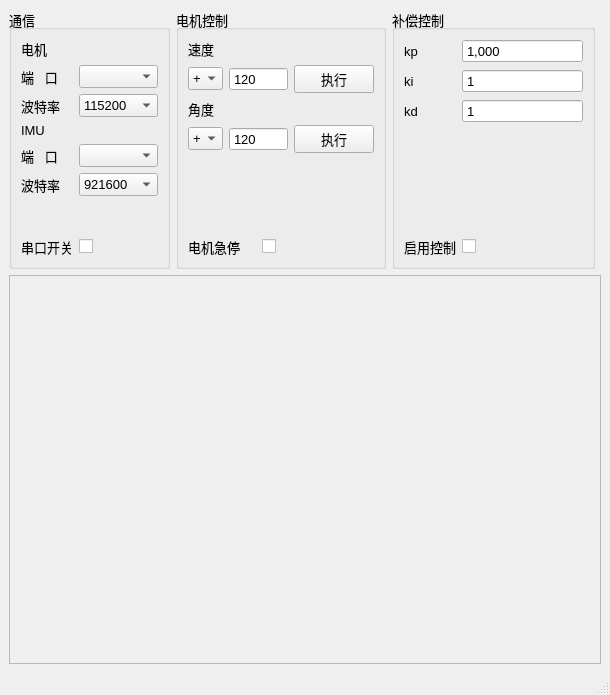
Above: source/ui/mainwindow.ui from PilotPhil/HEAVE_COMPSATION_GUI before the change. Below: the same form after it.
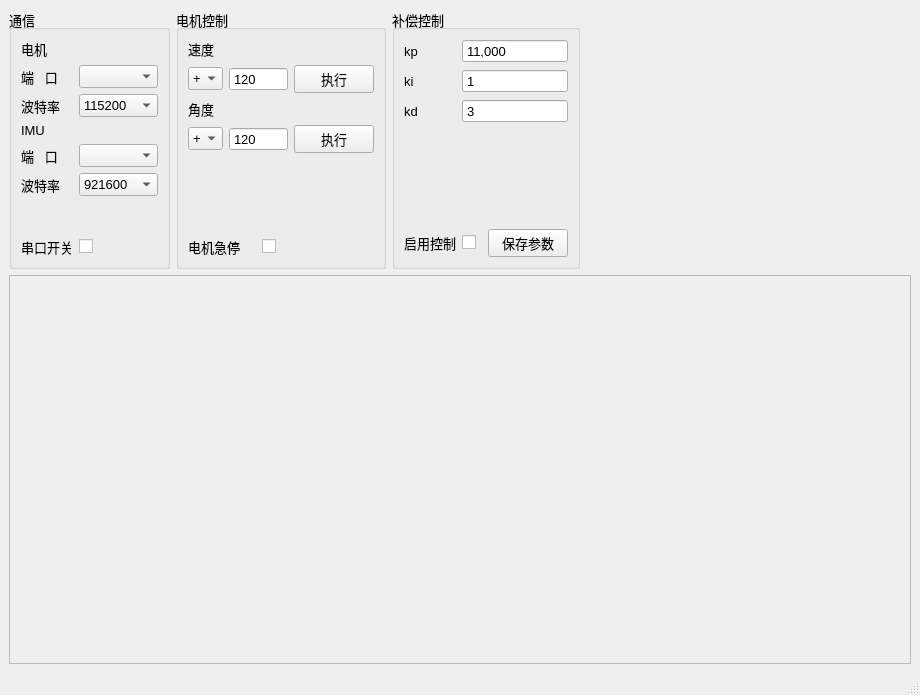
That is the form after the change. Icons and pictures are not drawn.

What changed in the file:
```diff
--- a/source/ui/mainwindow.ui
+++ b/source/ui/mainwindow.ui
@@ -6,7 +6,7 @@
    <rect>
     <x>0</x>
     <y>0</y>
-    <width>610</width>
+    <width>920</width>
     <height>695</height>
    </rect>
   </property>
@@ -24,7 +24,7 @@
     <item row="0" column="2">
      <widget class="QGroupBox" name="groupBox">
       <property name="sizePolicy">
-       <sizepolicy hsizetype="Preferred" vsizetype="Preferred">
+       <sizepolicy hsizetype="Minimum" vsizetype="Preferred">
         <horstretch>0</horstretch>
         <verstretch>0</verstretch>
        </sizepolicy>
@@ -38,64 +38,7 @@
       <property name="title">
        <string>补偿控制</string>
       </property>
-      <layout class="QGridLayout" name="gridLayout_5">
-       <item row="4" column="0">
-        <widget class="QLabel" name="label_8">
-         <property name="text">
-          <string>启用控制</string>
-         </property>
-        </widget>
-       </item>
-       <item row="0" column="1">
-        <widget class="QSpinBox" name="spinBox_kp">
-         <property name="sizePolicy">
-          <sizepolicy hsizetype="Expanding" vsizetype="Fixed">
-           <horstretch>0</horstretch>
-           <verstretch>0</verstretch>
-          </sizepolicy>
-         </property>
-         <property name="frame">
-          <bool>true</bool>
-         </property>
-         <property name="buttonSymbols">
-          <enum>QAbstractSpinBox::NoButtons</enum>
-         </property>
-         <property name="showGroupSeparator" stdset="0">
-          <bool>true</bool>
-         </property>
-         <property name="maximum">
-          <number>1000000000</number>
-         </property>
-         <property name="value">
-          <number>1000</number>
-         </property>
-        </widget>
-       </item>
-       <item row="1" column="1">
-        <widget class="QSpinBox" name="spinBox_ki">
-         <property name="sizePolicy">
-          <sizepolicy hsizetype="Expanding" vsizetype="Fixed">
-           <horstretch>0</horstretch>
-           <verstretch>0</verstretch>
-          </sizepolicy>
-         </property>
-         <property name="frame">
-          <bool>true</bool>
-         </property>
-         <property name="buttonSymbols">
-          <enum>QAbstractSpinBox::NoButtons</enum>
-         </property>
-         <property name="showGroupSeparator" stdset="0">
-          <bool>true</bool>
-         </property>
-         <property name="maximum">
-          <number>1000000000</number>
-         </property>
-         <property name="value">
-          <number>1</number>
-         </property>
-        </widget>
-       </item>
+      <layout class="QGridLayout" name="gridLayout_3">
        <item row="0" column="0">
         <widget class="QLabel" name="label_5">
          <property name="text">
@@ -103,8 +46,8 @@
          </property>
         </widget>
        </item>
-       <item row="2" column="1">
-        <widget class="QSpinBox" name="spinBox_kd">
+       <item row="0" column="1" colspan="2">
+        <widget class="QSpinBox" name="spinBox_kp">
          <property name="sizePolicy">
           <sizepolicy hsizetype="Expanding" vsizetype="Fixed">
            <horstretch>0</horstretch>
@@ -124,7 +67,7 @@
           <number>1000000000</number>
          </property>
          <property name="value">
-          <number>1</number>
+          <number>11000</number>
          </property>
         </widget>
        </item>
@@ -135,6 +78,31 @@
          </property>
         </widget>
        </item>
+       <item row="1" column="1" colspan="2">
+        <widget class="QSpinBox" name="spinBox_ki">
+         <property name="sizePolicy">
+          <sizepolicy hsizetype="Expanding" vsizetype="Fixed">
+           <horstretch>0</horstretch>
+           <verstretch>0</verstretch>
+          </sizepolicy>
+         </property>
+         <property name="frame">
+          <bool>true</bool>
+         </property>
+         <property name="buttonSymbols">
+          <enum>QAbstractSpinBox::NoButtons</enum>
+         </property>
+         <property name="showGroupSeparator" stdset="0">
+          <bool>true</bool>
+         </property>
+         <property name="maximum">
+          <number>1000000000</number>
+         </property>
+         <property name="value">
+          <number>1</number>
+         </property>
+        </widget>
+       </item>
        <item row="2" column="0">
         <widget class="QLabel" name="label_7">
          <property name="text">
@@ -142,19 +110,28 @@
          </property>
         </widget>
        </item>
-       <item row="4" column="1">
-        <widget class="QCheckBox" name="checkBox_controlSwitch">
-         <property name="styleSheet">
-          <string notr="true">QCheckBox::indicator:unchecked {
-	image: url(:/icons/switch-off.png);
-}
-QCheckBox::indicator:checked {
-	image: url(:/icons/switch-on.png);
-}
-</string>
+       <item row="2" column="1" colspan="2">
+        <widget class="QSpinBox" name="spinBox_kd">
+         <property name="sizePolicy">
+          <sizepolicy hsizetype="Expanding" vsizetype="Fixed">
+           <horstretch>0</horstretch>
+           <verstretch>0</verstretch>
+          </sizepolicy>
          </property>
-         <property name="text">
-          <string/>
+         <property name="frame">
+          <bool>true</bool>
+         </property>
+         <property name="buttonSymbols">
+          <enum>QAbstractSpinBox::NoButtons</enum>
+         </property>
+         <property name="showGroupSeparator" stdset="0">
+          <bool>true</bool>
+         </property>
+         <property name="maximum">
+          <number>1000000000</number>
+         </property>
+         <property name="value">
+          <number>3</number>
          </property>
         </widget>
        </item>
@@ -171,6 +148,36 @@
          </property>
         </spacer>
        </item>
+       <item row="4" column="0">
+        <widget class="QLabel" name="label_8">
+         <property name="text">
+          <string>启用控制</string>
+         </property>
+        </widget>
+       </item>
+       <item row="4" column="1">
+        <widget class="QCheckBox" name="checkBox_controlSwitch">
+         <property name="styleSheet">
+          <string notr="true">QCheckBox::indicator:unchecked {
+	image: url(:/icons/switch-off.png);
+}
+QCheckBox::indicator:checked {
+	image: url(:/icons/switch-on.png);
+}
+</string>
+         </property>
+         <property name="text">
+          <string/>
+         </property>
+        </widget>
+       </item>
+       <item row="4" column="2">
+        <widget class="QPushButton" name="pushButton_savePidCfg">
+         <property name="text">
+          <string>保存参数</string>
+         </property>
+        </widget>
+       </item>
       </layout>
      </widget>
     </item>
@@ -677,6 +684,19 @@
       </layout>
      </widget>
     </item>
+    <item row="0" column="3">
+     <spacer name="horizontalSpacer">
+      <property name="orientation">
+       <enum>Qt::Horizontal</enum>
+      </property>
+      <property name="sizeHint" stdset="0">
+       <size>
+        <width>40</width>
+        <height>20</height>
+       </size>
+      </property>
+     </spacer>
+    </item>
    </layout>
   </widget>
   <widget class="QMenuBar" name="menubar">
```
Left out of the diff: 2 changed lines with no effect on the pictures.
